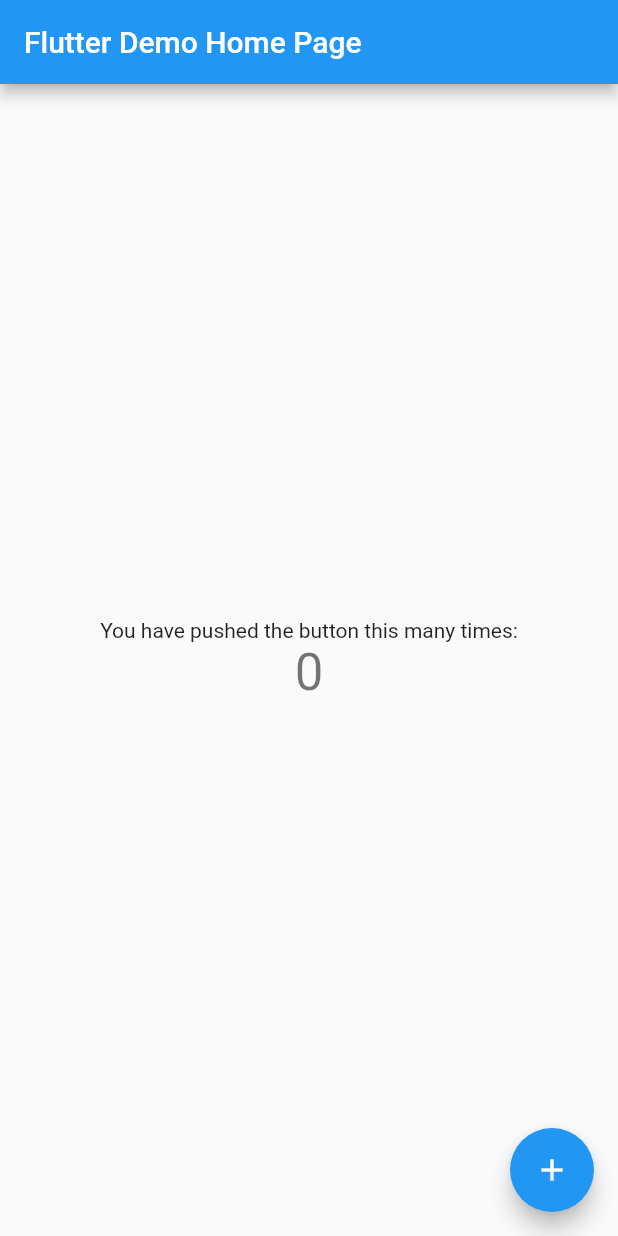
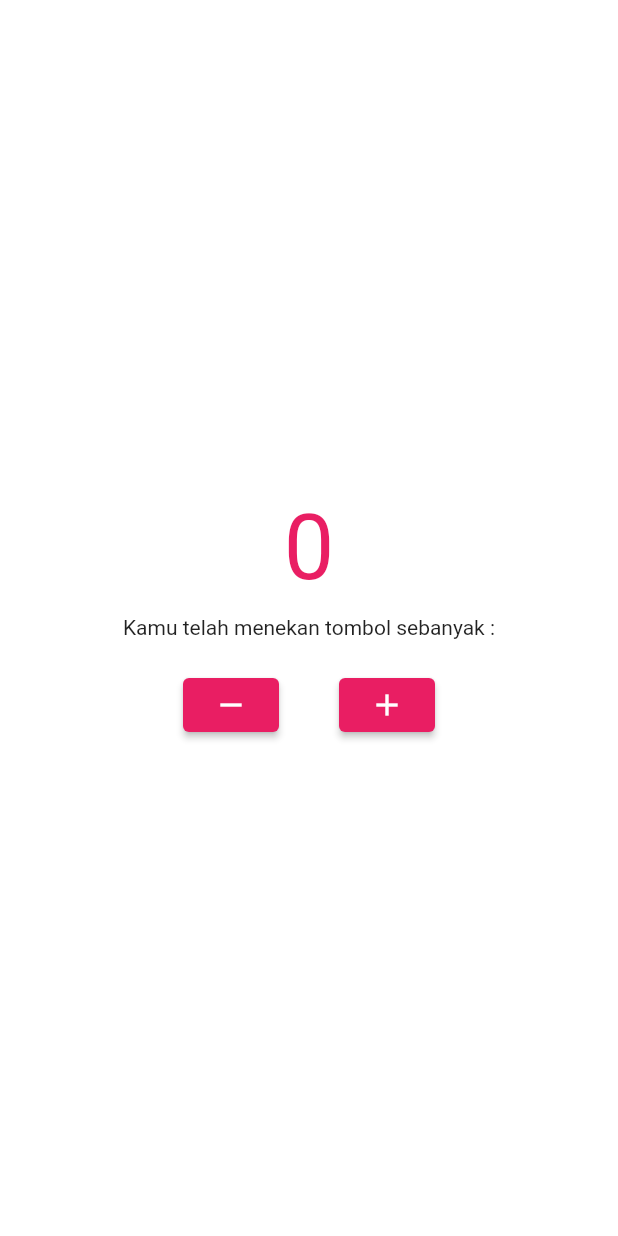
Before and after one commit to Fizahra/flutter_fii, a Flutter app: the screen it shows after launch, on a phone screen of 412 x 824 dp. Run offline on Flutter 3.47's test engine with Material 2 defaults, Android fonts, the phone set to English and light mode, and no system bars; our stand-ins replace matcher.

Commit message:
UPDATE home page

```diff
--- a/lib/main.dart
+++ b/lib/main.dart
@@ -1,115 +1,18 @@
 import 'package:flutter/material.dart';
+import 'package:flutter_fii/page/home_page.dart';
 
 void main() {
-  runApp(const MyApp());
+  runApp(App());
 }
 
-class MyApp extends StatelessWidget {
-  const MyApp({super.key});
+class App extends StatelessWidget {
+  const App({super.key});
 
-  // This widget is the root of your application.
   @override
   Widget build(BuildContext context) {
-    return MaterialApp(
-      title: 'Flutter Demo',
-      theme: ThemeData(
-        // This is the theme of your application.
-        //
-        // Try running your application with "flutter run". You'll see the
-        // application has a blue toolbar. Then, without quitting the app, try
-        // changing the primarySwatch below to Colors.green and then invoke
-        // "hot reload" (press "r" in the console where you ran "flutter run",
-        // or simply save your changes to "hot reload" in a Flutter IDE).
-        // Notice that the counter didn't reset back to zero; the application
-        // is not restarted.
-        primarySwatch: Colors.blue,
-      ),
-      home: const MyHomePage(title: 'Flutter Demo Home Page'),
+    return const MaterialApp(
+      debugShowCheckedModeBanner: false,
+      home: HomePage(),
     );
   }
 }
-
-class MyHomePage extends StatefulWidget {
-  const MyHomePage({super.key, required this.title});
-
-  // This widget is the home page of your application. It is stateful, meaning
-  // that it has a State object (defined below) that contains fields that affect
-  // how it looks.
-
-  // This class is the configuration for the state. It holds the values (in this
-  // case the title) provided by the parent (in this case the App widget) and
-  // used by the build method of the State. Fields in a Widget subclass are
-  // always marked "final".
-
-  final String title;
-
-  @override
-  State<MyHomePage> createState() => _MyHomePageState();
-}
-
-class _MyHomePageState extends State<MyHomePage> {
-  int _counter = 0;
-
-  void _incrementCounter() {
-    setState(() {
-      // This call to setState tells the Flutter framework that something has
-      // changed in this State, which causes it to rerun the build method below
-      // so that the display can reflect the updated values. If we changed
-      // _counter without calling setState(), then the build method would not be
-      // called again, and so nothing would appear to happen.
-      _counter++;
-    });
-  }
-
-  @override
-  Widget build(BuildContext context) {
-    // This method is rerun every time setState is called, for instance as done
-    // by the _incrementCounter method above.
-    //
-    // The Flutter framework has been optimized to make rerunning build methods
-    // fast, so that you can just rebuild anything that needs updating rather
-    // than having to individually change instances of widgets.
-    return Scaffold(
-      appBar: AppBar(
-        // Here we take the value from the MyHomePage object that was created by
-        // the App.build method, and use it to set our appbar title.
-        title: Text(widget.title),
-      ),
-      body: Center(
-        // Center is a layout widget. It takes a single child and positions it
-        // in the middle of the parent.
-        child: Column(
-          // Column is also a layout widget. It takes a list of children and
-          // arranges them vertically. By default, it sizes itself to fit its
-          // children horizontally, and tries to be as tall as its parent.
-          //
-          // Invoke "debug painting" (press "p" in the console, choose the
-          // "Toggle Debug Paint" action from the Flutter Inspector in Android
-          // Studio, or the "Toggle Debug Paint" command in Visual Studio Code)
-          // to see the wireframe for each widget.
-          //
-          // Column has various properties to control how it sizes itself and
-          // how it positions its children. Here we use mainAxisAlignment to
-          // center the children vertically; the main axis here is the vertical
-          // axis because Columns are vertical (the cross axis would be
-          // horizontal).
-          mainAxisAlignment: MainAxisAlignment.center,
-          children: <Widget>[
-            const Text(
-              'You have pushed the button this many times:',
-            ),
-            Text(
-              '$_counter',
-              style: Theme.of(context).textTheme.headline4,
-            ),
-          ],
-        ),
-      ),
-      floatingActionButton: FloatingActionButton(
-        onPressed: _incrementCounter,
-        tooltip: 'Increment',
-        child: const Icon(Icons.add),
-      ), // This trailing comma makes auto-formatting nicer for build methods.
-    );
-  }
-}
--- /dev/null
+++ b/lib/page/home_page.dart
@@ -0,0 +1,94 @@
+import 'dart:developer';
+
+import 'package:flutter/material.dart';
+import 'package:flutter/src/widgets/framework.dart';
+import 'package:flutter/src/widgets/container.dart';
+import 'package:matcher/matcher.dart';
+
+class HomePage extends StatefulWidget {
+  const HomePage({super.key});
+
+  @override
+  State<HomePage> createState() => _HomePageState();
+}
+
+class _HomePageState extends State<HomePage> {
+  int _count = 0;
+
+  void _increment() {
+    setState(() {
+      _count++;
+    });
+  }
+
+  void _decrement() {
+    setState(() {
+      _count--;
+    });
+  }
+
+  @override
+  Widget build(BuildContext context) {
+    return Scaffold(
+      backgroundColor: Colors.white,
+      body: Center(
+        child: Column(
+          mainAxisAlignment: MainAxisAlignment.center,
+          crossAxisAlignment: CrossAxisAlignment.center,
+          children: [
+            Text(
+              _count.toString(),
+              style: const TextStyle(
+                color: Colors.pink,
+                fontSize: 60,
+              ),
+            ),
+            const SizedBox(
+              height: 10,
+            ),
+            const Text(
+              'Kamu telah menekan tombol sebanyak :',
+            ),
+            const SizedBox(
+              height: 20,
+            ),
+            Row(
+              mainAxisAlignment: MainAxisAlignment.center,
+              crossAxisAlignment: CrossAxisAlignment.center,
+              children: [
+                ElevatedButton(
+                  onPressed: () => _decrement(),
+                  style: const ButtonStyle(
+                    backgroundColor:
+                        MaterialStatePropertyAll<Color>(Colors.pink),
+                  ),
+                  child: const Icon(Icons.remove),
+                ),
+                const SizedBox(
+                  width: 40,
+                ),
+                ElevatedButton(
+                  onPressed: () {
+                    _increment();
+                  },
+                  style: const ButtonStyle(
+                    backgroundColor:
+                        MaterialStatePropertyAll<Color>(Colors.pink),
+                  ),
+                  child: const Icon(Icons.add),
+                ),
+              ],
+            )
+          ],
+        ),
+      ),
+      // floatingActionButton: FloatingActionButton(
+      //   child: const Icon(Icons.add),
+      //   onPressed: () {
+      //     _increment();
+      //     log('floating action button is pressed');
+      //   },
+      // ),
+    );
+  }
+}
```
Also changed, not shown: 1 other file.
